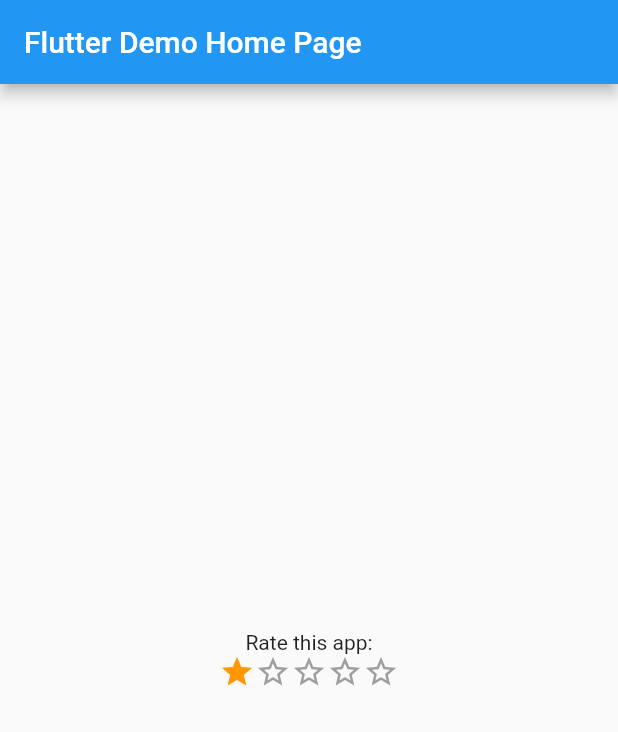
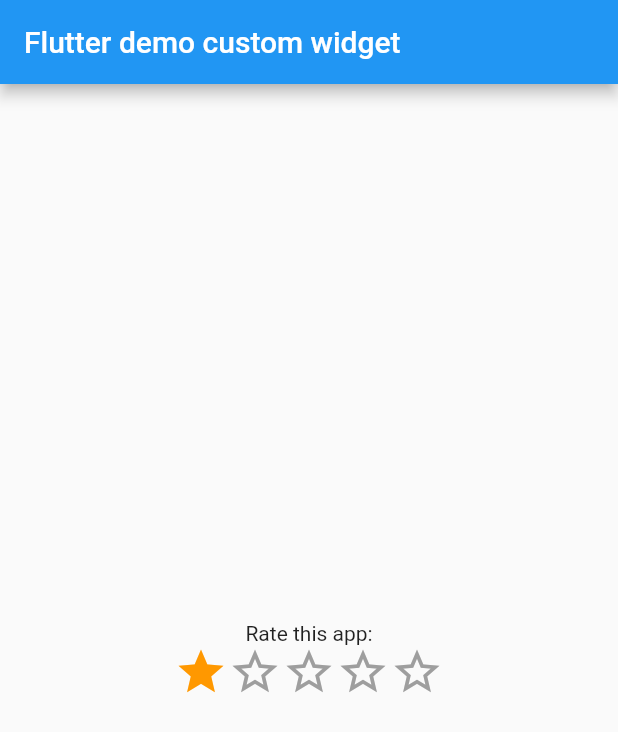
Before and after one commit to luigimicco/flutter_fivestars, a Flutter app: the screen it shows after launch, on a phone screen of 412 x 824 dp. Shown: the top 732 px of the screen. Run offline on Flutter 3.47's test engine with Material 2 defaults, Android fonts, the phone set to English and light mode, and no system bars.

Commit message:
add support for size argument

```diff
--- a/lib/fivestars.dart
+++ b/lib/fivestars.dart
@@ -3,7 +3,9 @@
 class FiveStars extends StatefulWidget {
   final int stars;
   final Function(int value) onPressed;
-  const FiveStars({required this.onPressed, this.stars = 0, super.key});
+  final double? size;
+  const FiveStars(
+      {required this.onPressed, this.stars = 0, this.size, super.key});
 
   @override
   State<FiveStars> createState() => _FiveStarsState();
@@ -16,6 +18,7 @@
       mainAxisSize: MainAxisSize.min,
       children: List.generate(5, (index) {
         return InkWell(
+          customBorder: const CircleBorder(),
           child: getStar(index),
           onTap: () => widget.onPressed(index),
         );
@@ -24,16 +27,17 @@
   }
 
   Icon getStar(int pos) {
-    if (pos <= widget.stars) {
-      return const Icon(
-        Icons.star,
-        color: Colors.orange,
-      );
-    } else {
-      return const Icon(
-        Icons.star_border,
-        color: Colors.grey,
-      );
+    IconData icon = Icons.star;
+    Color color = Colors.orange;
+
+    if (pos > widget.stars) {
+      icon = Icons.star_border;
+      color = Colors.grey;
     }
+    return Icon(
+      icon,
+      color: color,
+      size: widget.size,
+    );
   }
 }
--- a/lib/main.dart
+++ b/lib/main.dart
@@ -16,7 +16,7 @@
       theme: ThemeData(
         primarySwatch: Colors.blue,
       ),
-      home: const MyHomePage(title: 'Flutter Demo Home Page'),
+      home: const MyHomePage(title: 'Flutter demo custom widget'),
     );
   }
 }
@@ -48,6 +48,7 @@
             ),
             FiveStars(
                 stars: stars,
+                size: 36.0,
                 onPressed: (value) {
                   setState(() {
                     stars = value;
```
